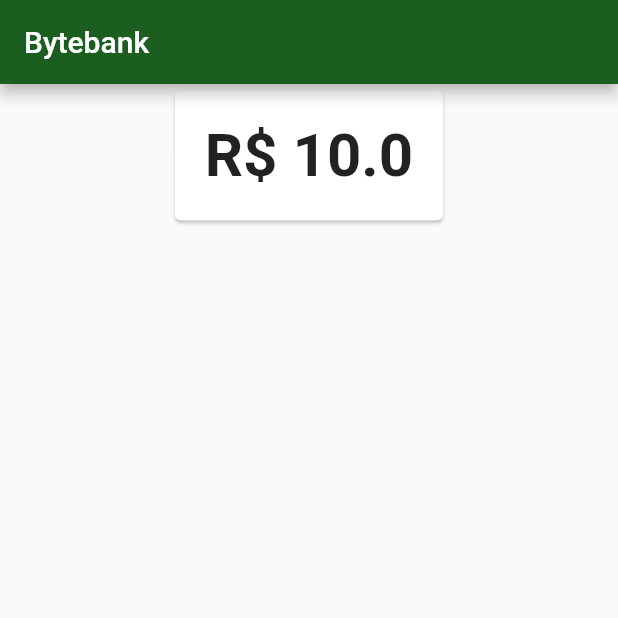
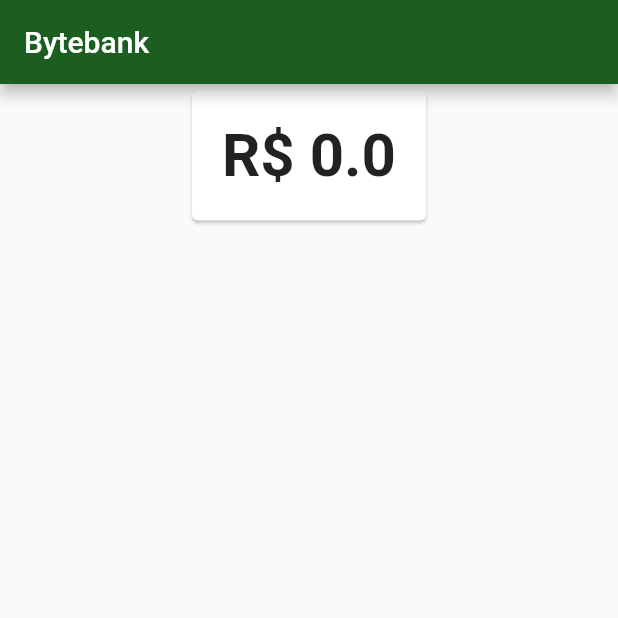
Before and after one commit to lucass-coder/-Flutter-6-Provider, a Flutter app: the screen it shows after launch, on a phone screen of 412 x 824 dp, the top half of it. Run offline on Flutter 3.47's test engine with Material 2 defaults, Android fonts, the phone set to English and light mode, and no system bars.

```diff
--- a/lib/main.dart
+++ b/lib/main.dart
@@ -1,8 +1,13 @@
+import 'package:bytebank/models/saldo.dart';
 import 'package:bytebank/screens/dashboard/dashboard.dart';
 import 'package:bytebank/screens/transferencia/lista.dart';
 import 'package:flutter/material.dart';
+import 'package:provider/provider.dart';
 
-void main() => runApp(BytebankApp());
+void main() => runApp(ChangeNotifierProvider(
+    create: (context) => Saldo(0),
+  child: BytebankApp(),
+));
 
 class BytebankApp extends StatelessWidget {
   @override
--- a/lib/models/saldo.dart
+++ b/lib/models/saldo.dart
@@ -1,4 +1,6 @@
-class Saldo {
+import 'package:flutter/material.dart';
+
+class Saldo extends ChangeNotifier{
   final double valor;
 
   Saldo(this.valor);
--- a/lib/screens/dashboard/dashboard.dart
+++ b/lib/screens/dashboard/dashboard.dart
@@ -10,7 +10,8 @@ class Dashboard extends StatelessWidget{
       ),
       body: Align(
           alignment: Alignment.topCenter,
-          child:SaldoCard(Saldo(10.0)))
+          child:SaldoCard(),
+      ),
     );
   }
 }
--- a/lib/screens/dashboard/saldo.dart
+++ b/lib/screens/dashboard/saldo.dart
@@ -1,22 +1,22 @@
 import 'package:bytebank/models/saldo.dart';
 import 'package:flutter/material.dart';
+import 'package:provider/provider.dart';
 
 class SaldoCard extends StatelessWidget {
-  final Saldo saldo;
-
-
-  SaldoCard(this.saldo);
 
   Widget build(BuildContext context){
     return Card(
       child: Padding(
         padding: EdgeInsets.all(20.0),
-        child: Text(saldo.toString(),
-          textAlign: TextAlign.center,
-          style: TextStyle(
-            fontSize: 40.0,
-            fontWeight: FontWeight.bold,
-          ),
+        child: Consumer<Saldo>(
+          builder: (context, valor, child) {
+            return Text(valor.toString(),
+            textAlign: TextAlign.center,
+            style: TextStyle(
+              fontSize: 40,
+              fontWeight: FontWeight.bold,
+            ));
+          },
         ),
       ),
     );
--- a/pubspec.yaml
+++ b/pubspec.yaml
@@ -23,6 +23,7 @@ dependencies:
   # The following adds the Cupertino Icons font to your application.
   # Use with the CupertinoIcons class for iOS style icons.
   cupertino_icons: ^0.1.2
+  provider: ^4.3.3
 
 dev_dependencies:
   flutter_test:
```
Also changed, not shown: pubspec.lock.
